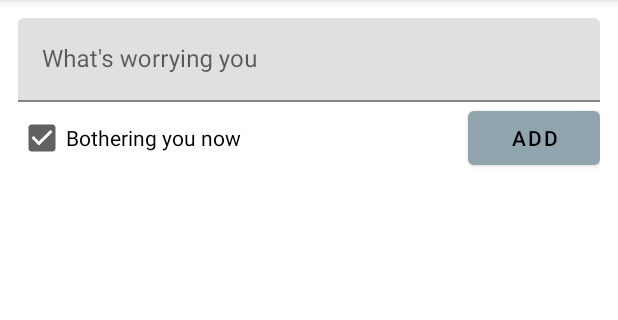
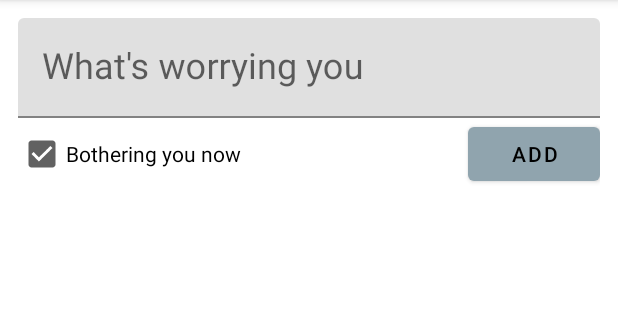
Before and after one commit to agcollins/WorryWhy, an Android app: the AddWorryFragment screen opened through its navigation route, on a phone screen of 412 x 824 dp, the part 84-404 px from its top. Run offline under Robolectric (Android 15) with nearby library versions, the phone set to English and light mode, and no system bars; our stand-ins replace Dagger/Hilt's generated code.

Commit message:
headline for add worry

```diff
--- a/app/src/main/res/layout/add_worry_fragment.xml
+++ b/app/src/main/res/layout/add_worry_fragment.xml
@@ -23,7 +23,7 @@
             android:imeOptions="actionDone"
             android:maxLines="1"
             android:inputType="text"
-
+            android:textAppearance="?textAppearanceHeadline5"
             />
     </com.google.android.material.textfield.TextInputLayout>
 
```
